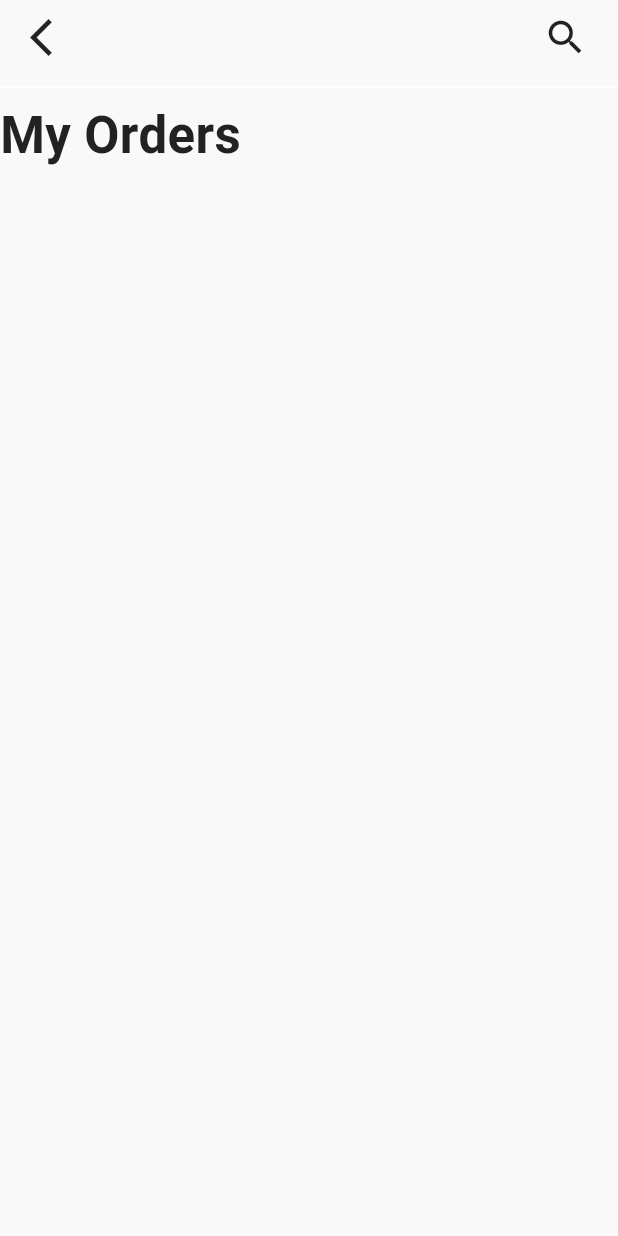
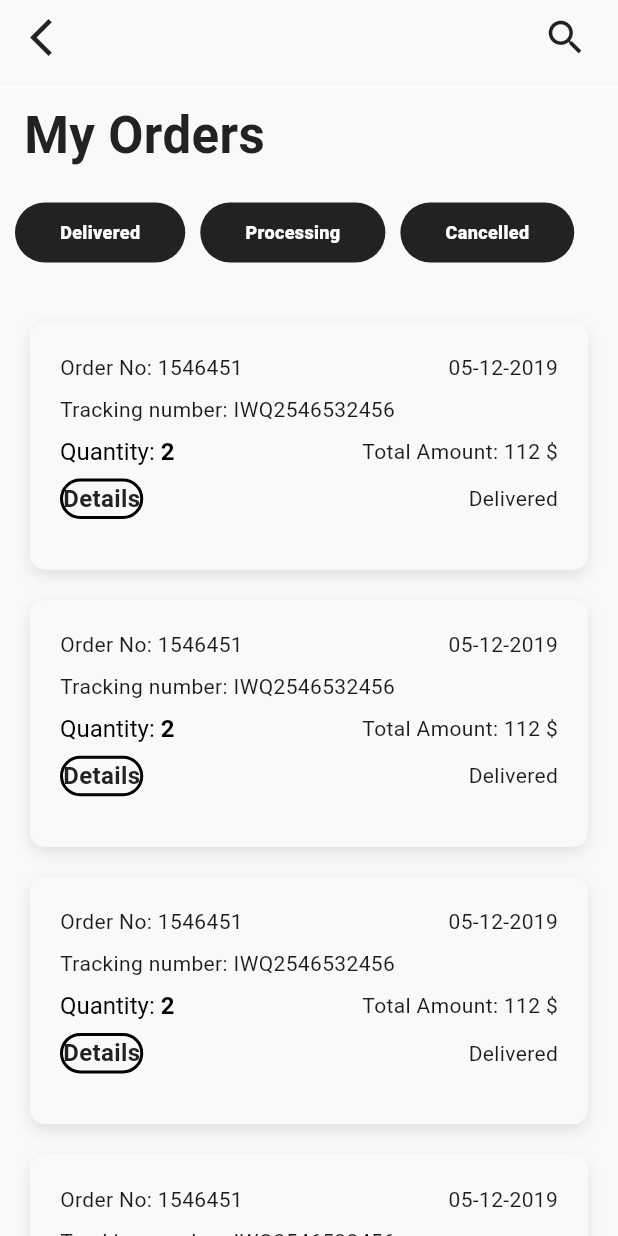
Before and after one commit to swagatapal/eMart_express, a Flutter app: the MyOrderScreen screen opened directly, on a phone screen of 412 x 824 dp. Run offline on Flutter 3.47's test engine with Material 3 defaults, Android fonts, the phone set to English and light mode, and no system bars; our stand-ins replace bounce, image_picker, lottie; statements that could not run were skipped.

Commit message:
my orders page

```diff
--- a/lib/src/core/route_generator/router.dart
+++ b/lib/src/core/route_generator/router.dart
@@ -7,7 +7,6 @@ import 'package:emart_express/src/feature/auth/view/signin.dart';
 import 'package:emart_express/src/feature/filter/view/brand_selection_screen.dart';
 import 'package:emart_express/src/feature/filter/view/filter_screen.dart';
 import 'package:emart_express/src/feature/productCard/view/product_details_screen.dart';
-import 'package:emart_express/src/feature/profile/view/my_order_screen.dart';
 import 'package:emart_express/src/feature/visualSearch/view/crop_item.dart';
 import 'package:emart_express/src/feature/visualSearch/view/search_by_taking_photo.dart';
 import 'package:emart_express/src/feature/visualSearch/view/visual_search.dart';
--- a/lib/src/feature/auth/view/signin.dart
+++ b/lib/src/feature/auth/view/signin.dart
@@ -26,7 +26,7 @@ class SignIn extends StatelessWidget {
               crossAxisAlignment: CrossAxisAlignment.start,
               children: [
                 CommonAuthHeader(
-                  isVisible: true,
+                  isVisible: false,
                   text: "Sign up",
                 ),
                 SizedBox(height: ScreenUtils().screenHeight(context) * 0.1),
--- a/lib/src/feature/bag/components/bag_common_item.dart
+++ b/lib/src/feature/bag/components/bag_common_item.dart
@@ -23,7 +23,7 @@ class MyBagCommonItem extends StatelessWidget {
         children: [
           Container(
             width: MediaQuery.of(context).size.width,
-        height: MediaQuery.of(context).size.height*0.15,
+            height: MediaQuery.of(context).size.height*0.15,
             //height: 110,
             decoration: BoxDecoration(
               color: AppColors.white,
--- a/lib/src/feature/favourite/components/favourite_vertical_list_item.dart
+++ b/lib/src/feature/favourite/components/favourite_vertical_list_item.dart
@@ -254,6 +254,5 @@ class FavouriteVerticalListItem extends StatelessWidget {
         ],
       ),
     );
-    ;
   }
 }
--- a/lib/src/feature/home/view/home_config.dart
+++ b/lib/src/feature/home/view/home_config.dart
@@ -6,7 +6,6 @@ import 'package:emart_express/src/feature/favourite/view/favourite_module.dart';
 import 'package:emart_express/src/feature/favourite/view/favourite_screen.dart';
 import 'package:emart_express/src/feature/home/view/home_second_main_page.dart';
 import 'package:emart_express/src/feature/home/view/home_third_main_page.dart';
-import 'package:emart_express/src/feature/profile/view/my_order_screen.dart';
 import 'package:emart_express/src/feature/profile/view/profile_screen.dart';
 import 'package:emart_express/src/feature/shop/view/shop_catalog_one_screen.dart';
 import 'package:emart_express/src/feature/shop/view/shop_catalog_two_screen.dart';
@@ -14,6 +13,8 @@ import 'package:emart_express/src/feature/shop/view/shop_category_screen.dart';
 import 'package:emart_express/src/feature/shop/view/shopping_screen.dart';
 import 'package:flutter/material.dart';
 import 'package:provider/provider.dart';
+
+import '../../order/view/my_order_screen.dart';
 
 class HomeConfig extends StatelessWidget {
   HomeConfig({super.key});
--- /dev/null
+++ b/lib/src/feature/order/component/order_item_card.dart
@@ -0,0 +1,112 @@
+import 'package:flutter/material.dart';
+
+import '../../../core/helper/app_colors.dart';
+
+class OrderItemCard extends StatelessWidget {
+  final String orderNo;
+  final String date;
+  final String trackingNumber;
+  final String quantity;
+  final String totalAmount;
+
+  const OrderItemCard(
+      {super.key,
+      required this.orderNo,
+      required this.date,
+      required this.trackingNumber,
+      required this.quantity,
+      required this.totalAmount});
+
+  @override
+  Widget build(BuildContext context) {
+    return Padding(
+      padding: const EdgeInsets.symmetric(horizontal: 20.0),
+      child: Container(
+        width: MediaQuery.of(context).size.width,
+        height: MediaQuery.of(context).size.height * 0.2,
+        decoration: BoxDecoration(
+            color: AppColors.white1,
+            borderRadius: BorderRadius.circular(10),
+            boxShadow: [
+              BoxShadow(
+                color: AppColors.grey.withOpacity(0.25), // Shadow color
+                offset: Offset(0, 4), // X and Y offsets
+                blurRadius: 8, // Blur radius
+                spreadRadius: 0, // Spread radius
+              ),
+            ]),
+        child: Padding(
+          padding: const EdgeInsets.all(20.0),
+          child: Expanded(
+            child: Column(
+              crossAxisAlignment: CrossAxisAlignment.start,
+              children: [
+                Row(
+                  mainAxisAlignment: MainAxisAlignment.spaceBetween,
+                  children: [Text("Order No: $orderNo"), Text(date)],
+                ),
+                const SizedBox(height: 8.0),
+                Text("Tracking number: $trackingNumber"),
+                const SizedBox(height: 8.0),
+                Row(
+                  mainAxisAlignment: MainAxisAlignment.spaceBetween,
+                  children: [
+                    // Text("Quantity: $quantity"),
+                    RichText(
+                      text: TextSpan(
+                        children: [
+                          TextSpan(
+                            text: 'Quantity: ',
+                            style: TextStyle(
+                              color: Colors.black, // Style for the label
+                              fontWeight: FontWeight.normal, // You can customize the style
+                              fontSize: 16.0,
+                            ),
+                          ),
+                          TextSpan(
+                            text: quantity,
+                            style: TextStyle(
+                              color: Colors.black, // Style for the quantity value
+                              fontWeight: FontWeight.bold,
+                              fontSize: 16.0,
+                            ),
+                          ),
+                        ],
+                      ),
+                    ),
+
+                    Text("Total Amount: $totalAmount")
+                  ],
+                ),
+                const SizedBox(height: 8.0),
+                Row(
+                  mainAxisAlignment: MainAxisAlignment.spaceBetween,
+                  children: [
+                    Container(
+                      decoration: BoxDecoration(
+                        borderRadius: BorderRadius.circular(20),
+                        border: Border.all(
+                          color: Colors.black,
+                          width: 2.0,
+                        ),
+                      ),
+                      child: Text("Details",
+                        style: TextStyle(
+                          fontWeight: FontWeight.bold,
+                          fontSize: 16,
+                          color: AppColors.black1,
+                          fontFamily: "Roboto"
+                        ),
+                      ),
+                    ),
+                    Text("Delivered")
+                  ],
+                ),
+              ],
+            ),
+          ),
+        ),
+      ),
+    );
+  }
+}
--- /dev/null
+++ b/lib/src/feature/order/view/my_order_screen.dart
@@ -0,0 +1,82 @@
+import 'package:emart_express/src/core/common_components/common_header.dart';
+import 'package:emart_express/src/core/common_components/common_header_text.dart';
+import 'package:emart_express/src/core/helper/app_colors.dart';
+import 'package:flutter/material.dart';
+
+import '../../shop/component/catalog_two_filter_item.dart';
+import '../component/order_item_card.dart';
+
+class MyOrderScreen extends StatelessWidget {
+  const MyOrderScreen({super.key});
+
+  @override
+  Widget build(BuildContext context) {
+
+    final List<String> items = [
+      "Delivered",
+      "Processing",
+      "Cancelled"
+    ];
+
+    return Scaffold(
+      backgroundColor: AppColors.white1,
+      body: SafeArea(
+        child: SingleChildScrollView(
+          child: Column(
+            crossAxisAlignment:CrossAxisAlignment.start,
+            children: [
+              CommonHeader(
+                  text: "",
+                  isVisibleText: false,
+                  isVisibleDivider: false,
+                  icon: Icon(Icons.search, size: 30,),
+              ),
+              Padding(
+                padding: const EdgeInsets.only(left: 16.0),
+                child: CommonHeaderText(text: "My Orders"),
+              ),
+              SizedBox(height: 20.0),
+
+              SizedBox(
+                height: 40,
+                child: ListView.builder(
+                    physics: BouncingScrollPhysics(),
+                    scrollDirection: Axis.horizontal,
+                    itemCount: items.length,
+                    itemBuilder: (BuildContext context, int index) {
+                      return CatalogTwoFilterItem(
+                        text: items[index],
+                      );
+                    }),
+              ),
+              SizedBox(height: 20.0),
+
+              Column(
+                mainAxisSize: MainAxisSize.min,
+                children: [
+                  ListView.builder(
+                      shrinkWrap: true,
+                      physics: BouncingScrollPhysics(),
+                      itemCount: 5,
+                      itemBuilder: (BuildContext context, int index) {
+                        return Padding(
+                          padding: const EdgeInsets.only(top: 20.0),
+                          child: OrderItemCard(
+                            date: "05-12-2019",
+                            orderNo: "1546451",
+                            quantity: "2",
+                            totalAmount: "112 \$",
+                            trackingNumber: "IWQ2546532456",
+                          ),
+                        );
+                    }
+                  ),
+                ],
+              )
+            ],
+          ),
+        ),
+      ),
+    );
+  }
+}
--- a/lib/src/feature/profile/view/my_order_screen.dart
+++ /dev/null
@@ -1,31 +0,0 @@
-import 'package:emart_express/src/core/common_components/common_header.dart';
-import 'package:emart_express/src/core/common_components/common_header_text.dart';
-import 'package:emart_express/src/core/helper/app_colors.dart';
-import 'package:flutter/material.dart';
-
-class MyOrderScreen extends StatelessWidget {
-  const MyOrderScreen({super.key});
-
-  @override
-  Widget build(BuildContext context) {
-    return Scaffold(
-      backgroundColor: AppColors.white1,
-      body: SafeArea(
-        child: SingleChildScrollView(
-          child: Column(
-            crossAxisAlignment:CrossAxisAlignment.start,
-            children: [
-              CommonHeader(
-                  text: "",
-                  isVisibleText: false,
-                  isVisibleDivider: false,
-                  icon: Icon(Icons.search, size: 30,),
-              ),
-              CommonHeaderText(text: "My Orders"),
-            ],
-          ),
-        ),
-      ),
-    );
-  }
-}
--- a/lib/src/feature/visualSearch/view/search_by_taking_photo.dart
+++ b/lib/src/feature/visualSearch/view/search_by_taking_photo.dart
@@ -26,30 +26,30 @@ class SearchByTakingPhoto extends StatelessWidget {
                     : Text('No image selected'),
               ),
             ),
-            // Padding(
-            //   padding: const EdgeInsets.symmetric(vertical: 20.0),
-            //   child: GestureDetector(
-            //     onTap: () {
-            //       Navigator.pushNamed(context, '/CropItem');
-            //     },
-            //     child: Container(
-            //       padding:
-            //           EdgeInsets.symmetric(vertical: 15.0, horizontal: 30.0),
-            //       decoration: BoxDecoration(
-            //         color: Colors.red,
-            //         borderRadius: BorderRadius.circular(10.0),
-            //       ),
-            //       child: Text(
-            //         "Continue",
-            //         style: TextStyle(
-            //           color: Colors.white,
-            //           fontSize: 18.0,
-            //           fontWeight: FontWeight.bold,
-            //         ),
-            //       ),
-            //     ),
-            //   ),
-            // ),
+            Padding(
+              padding: const EdgeInsets.symmetric(vertical: 20.0),
+              child: GestureDetector(
+                onTap: () {
+                  Navigator.pushNamed(context, '/CropItem');
+                },
+                child: Container(
+                  padding:
+                      EdgeInsets.symmetric(vertical: 15.0, horizontal: 30.0),
+                  decoration: BoxDecoration(
+                    color: Colors.red,
+                    borderRadius: BorderRadius.circular(10.0),
+                  ),
+                  child: Text(
+                    "Continue",
+                    style: TextStyle(
+                      color: Colors.white,
+                      fontSize: 18.0,
+                      fontWeight: FontWeight.bold,
+                    ),
+                  ),
+                ),
+              ),
+            ),
             SizedBox(
               height: 20.0,
             )
```
